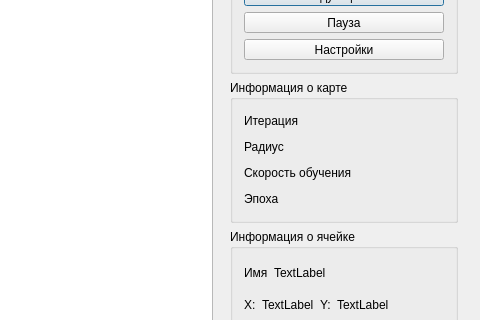
Old version of the form mainwindow.ui in the repository vihka-spihka/KohonenMaps; both pictures show x 244 to 724 and y 87 to 407 of the 724 by 578 pixel window.
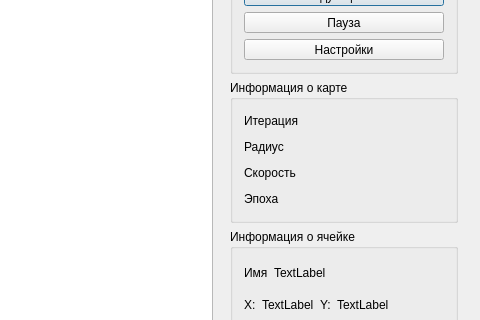
New version of the form. Icons and pictures are not drawn.

```diff
--- a/mainwindow.ui
+++ b/mainwindow.ui
@@ -52,7 +52,7 @@
        </layout>
       </item>
       <item>
-       <widget class="QFrame" name="">
+       <widget class="QFrame" name="frame">
         <property name="minimumSize">
          <size>
           <width>250</width>
@@ -133,7 +133,7 @@
           </widget>
          </item>
          <item>
-          <widget class="QGroupBox" name="">
+          <widget class="QGroupBox" name="groupBox">
            <property name="title">
             <string>Информация о карте</string>
            </property>
@@ -147,25 +147,6 @@
                 </property>
                </widget>
               </item>
-              <item>
-               <widget class="QLabel" name="l_curIteration">
-                <property name="minimumSize">
-                 <size>
-                  <width>80</width>
-                  <height>0</height>
-                 </size>
-                </property>
-                <property name="maximumSize">
-                 <size>
-                  <width>80</width>
-                  <height>16777215</height>
-                 </size>
-                </property>
-                <property name="text">
-                 <string/>
-                </property>
-               </widget>
-              </item>
               <item>
                <spacer name="horizontalSpacer_5">
                 <property name="orientation">
@@ -179,6 +160,25 @@
                 </property>
                </spacer>
               </item>
+              <item>
+               <widget class="QLabel" name="l_curIteration">
+                <property name="minimumSize">
+                 <size>
+                  <width>80</width>
+                  <height>0</height>
+                 </size>
+                </property>
+                <property name="maximumSize">
+                 <size>
+                  <width>80</width>
+                  <height>16777215</height>
+                 </size>
+                </property>
+                <property name="text">
+                 <string/>
+                </property>
+               </widget>
+              </item>
              </layout>
             </item>
             <item>
@@ -190,25 +190,6 @@
                 </property>
                </widget>
               </item>
-              <item>
-               <widget class="QLabel" name="l_curRange">
-                <property name="minimumSize">
-                 <size>
-                  <width>40</width>
-                  <height>0</height>
-                 </size>
-                </property>
-                <property name="maximumSize">
-                 <size>
-                  <width>40</width>
-                  <height>16777215</height>
-                 </size>
-                </property>
-                <property name="text">
-                 <string/>
-                </property>
-               </widget>
-              </item>
               <item>
                <spacer name="horizontalSpacer_4">
                 <property name="orientation">
@@ -222,6 +203,25 @@
                 </property>
                </spacer>
               </item>
+              <item>
+               <widget class="QLabel" name="l_curRange">
+                <property name="minimumSize">
+                 <size>
+                  <width>80</width>
+                  <height>0</height>
+                 </size>
+                </property>
+                <property name="maximumSize">
+                 <size>
+                  <width>80</width>
+                  <height>16777215</height>
+                 </size>
+                </property>
+                <property name="text">
+                 <string/>
+                </property>
+               </widget>
+              </item>
              </layout>
             </item>
             <item>
@@ -229,26 +229,7 @@
               <item>
                <widget class="QLabel" name="l_CurrentSpeedTraining">
                 <property name="text">
-                 <string>Cкорость обучения</string>
-                </property>
-               </widget>
-              </item>
-              <item>
-               <widget class="QLabel" name="l_curSpeedTraining">
-                <property name="minimumSize">
-                 <size>
-                  <width>60</width>
-                  <height>0</height>
-                 </size>
-                </property>
-                <property name="maximumSize">
-                 <size>
-                  <width>60</width>
-                  <height>16777215</height>
-                 </size>
-                </property>
-                <property name="text">
-                 <string/>
+                 <string>Cкорость</string>
                 </property>
                </widget>
               </item>
@@ -265,6 +246,25 @@
                 </property>
                </spacer>
               </item>
+              <item>
+               <widget class="QLabel" name="l_curSpeedTraining">
+                <property name="minimumSize">
+                 <size>
+                  <width>80</width>
+                  <height>0</height>
+                 </size>
+                </property>
+                <property name="maximumSize">
+                 <size>
+                  <width>80</width>
+                  <height>16777215</height>
+                 </size>
+                </property>
+                <property name="text">
+                 <string/>
+                </property>
+               </widget>
+              </item>
              </layout>
             </item>
             <item>
@@ -276,25 +276,6 @@
                 </property>
                </widget>
               </item>
-              <item>
-               <widget class="QLabel" name="l_curAge">
-                <property name="minimumSize">
-                 <size>
-                  <width>80</width>
-                  <height>0</height>
-                 </size>
-                </property>
-                <property name="maximumSize">
-                 <size>
-                  <width>80</width>
-                  <height>16777215</height>
-                 </size>
-                </property>
-                <property name="text">
-                 <string/>
-                </property>
-               </widget>
-              </item>
               <item>
                <spacer name="horizontalSpacer_3">
                 <property name="orientation">
@@ -308,6 +289,25 @@
                 </property>
                </spacer>
               </item>
+              <item>
+               <widget class="QLabel" name="l_curAge">
+                <property name="minimumSize">
+                 <size>
+                  <width>80</width>
+                  <height>0</height>
+                 </size>
+                </property>
+                <property name="maximumSize">
+                 <size>
+                  <width>80</width>
+                  <height>16777215</height>
+                 </size>
+                </property>
+                <property name="text">
+                 <string/>
+                </property>
+               </widget>
+              </item>
              </layout>
             </item>
            </layout>
```
Left out of the diff: 40 changed lines with no effect on the pictures.
